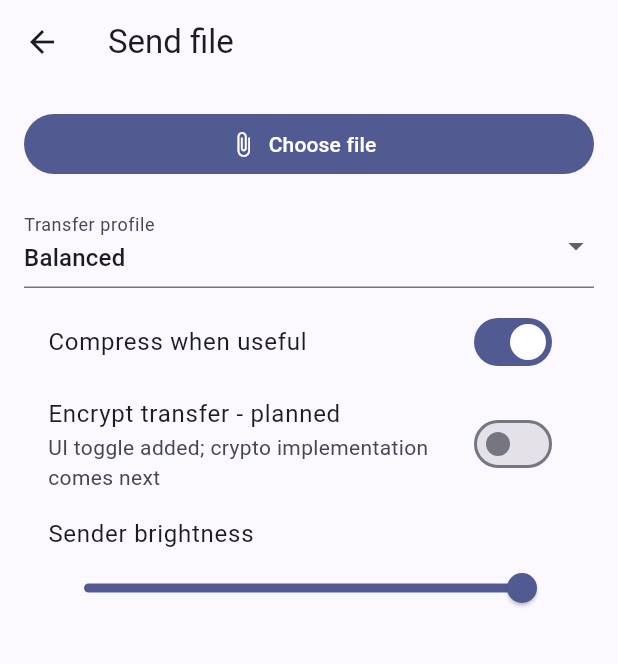
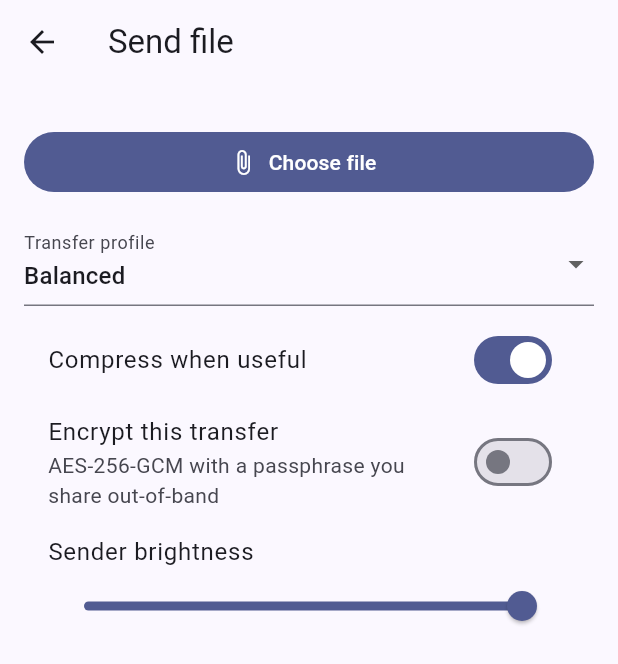
Before and after one commit to AvishkarKedar/qrdata, a Flutter app: the SendScreen screen opened directly, on a phone screen of 412 x 824 dp. Shown: the top 664 px of the screen. Run offline on Flutter 3.47's test engine with Material 3 defaults, Android fonts, the phone set to English and light mode, and no system bars; our stand-ins replace file_picker, qr_flutter, wakelock_plus; missing offline and left inert: cryptography, desktop_drop, mobile_scanner.

Commit message:
Add passphrase UI, keep-awake, and retransmission QR to send/receive screens

```diff
--- a/lib/screens/send_screen.dart
+++ b/lib/screens/send_screen.dart
@@ -7,6 +7,7 @@ import 'package:flutter/foundation.dart';
 import 'package:flutter/material.dart';
 import 'package:mime/mime.dart';
 import 'package:qr_flutter/qr_flutter.dart';
+import 'package:wakelock_plus/wakelock_plus.dart';
 
 import '../transfer/qr_encoder.dart';
 import '../transfer/transfer_estimator.dart';
@@ -22,6 +23,7 @@ class SendScreen extends StatefulWidget {
 
 class _SendScreenState extends State<SendScreen> {
   final fpsOptions = const [10, 15, 30, 60, 90, 120];
+  final passphraseController = TextEditingController();
   int fps = 15;
   TransferProfile profile = TransferProfile.balanced;
   List<String> frames = [];
@@ -33,11 +35,14 @@ class _SendScreenState extends State<SendScreen> {
   bool isDragging = false;
   bool compress = true;
   bool encrypt = false;
+  bool encoding = false;
   double brightness = 1.0;
 
   @override
   void dispose() {
     timer?.cancel();
+    passphraseController.dispose();
+    WakelockPlus.disable();
     super.dispose();
   }
 
@@ -50,11 +55,28 @@ class _SendScreenState extends State<SendScreen> {
   Future<void> loadDroppedFile(String path) async {
     final file = File(path);
     final bytes = await file.readAsBytes();
-    await loadPlatformFile(PlatformFile(name: path.split(Platform.pathSeparator).last, size: bytes.length, path: path, bytes: bytes));
+    await loadPlatformFile(PlatformFile(
+      name: path.split(Platform.pathSeparator).last,
+      size: bytes.length,
+      path: path,
+      bytes: bytes,
+    ));
   }
 
   Future<void> loadPlatformFile(PlatformFile file) async {
     final bytes = file.bytes ?? await File(file.path!).readAsBytes();
+
+    if (encrypt && passphraseController.text.isEmpty) {
+      setState(() {
+        selectedFile = file;
+        selectedBytes = bytes;
+        frames = [];
+        estimate = null;
+      });
+      return;
+    }
+
+    setState(() => encoding = true);
     final mimeType = lookupMimeType(file.name, headerBytes: bytes) ?? 'application/octet-stream';
     final encoder = QRFileEncoder(
       chunkSize: profile.chunkSize,
@@ -62,13 +84,20 @@ class _SendScreenState extends State<SendScreen> {
       encrypted: encrypt,
       compressed: compress && _shouldCompress(mimeType),
     );
-    final transfer = encoder.encodeFile(fileName: file.name, mimeType: mimeType, bytes: bytes);
+    final transfer = await encoder.encodeFile(
+      fileName: file.name,
+      mimeType: mimeType,
+      bytes: bytes,
+      passphrase: encrypt ? passphraseController.text : null,
+    );
 
+    if (!mounted) return;
     setState(() {
       selectedFile = file;
       selectedBytes = bytes;
       frames = transfer.frames;
       frameIndex = 0;
+      encoding = false;
       estimate = TransferEstimator.estimate(
         fileSizeBytes: bytes.length,
         frameCount: transfer.frames.length,
@@ -85,6 +114,7 @@ class _SendScreenState extends State<SendScreen> {
 
   void start() {
     if (frames.isEmpty) return;
+    WakelockPlus.enable();
     timer?.cancel();
     final intervalMs = (1000 / fps).round().clamp(8, 1000);
     timer = Timer.periodic(Duration(milliseconds: intervalMs), (_) {
@@ -95,6 +125,7 @@ class _SendScreenState extends State<SendScreen> {
   void stop() {
     timer?.cancel();
     timer = null;
+    WakelockPlus.disable();
     setState(() {});
   }
 
@@ -102,6 +133,8 @@ class _SendScreenState extends State<SendScreen> {
   Widget build(BuildContext context) {
     final currentFrame = frames.isEmpty ? null : frames[frameIndex];
     final isWindows = !kIsWeb && Platform.isWindows;
+    final needsPassphrase = encrypt && passphraseController.text.isEmpty && selectedFile != null;
+
     final content = ListView(
       padding: const EdgeInsets.all(16),
       children: [
@@ -113,6 +146,7 @@ class _SendScreenState extends State<SendScreen> {
               child: Center(child: Text('Drag and drop a file here, or use Choose file')),
             ),
           ),
+        const SizedBox(height: 12),
         FilledButton.icon(onPressed: pickFile, icon: const Icon(Icons.attach_file), label: const Text('Choose file')),
         const SizedBox(height: 16),
         DropdownButtonFormField<TransferProfile>(
@@ -129,10 +163,54 @@ class _SendScreenState extends State<SendScreen> {
           },
         ),
         const SizedBox(height: 8),
-        SwitchListTile(title: const Text('Compress when useful'), value: compress, onChanged: (v) => setState(() => compress = v)),
-        SwitchListTile(title: const Text('Encrypt transfer - planned'), subtitle: const Text('UI toggle added; crypto implementation comes next'), value: encrypt, onChanged: (v) => setState(() => encrypt = v)),
-        ListTile(title: const Text('Sender brightness'), subtitle: Slider(value: brightness, min: 0.4, max: 1.0, onChanged: (v) => setState(() => brightness = v))),
-        if (selectedFile != null) ...[
+        SwitchListTile(
+          title: const Text('Compress when useful'),
+          value: compress,
+          onChanged: (v) {
+            setState(() => compress = v);
+            if (selectedFile != null) loadPlatformFile(selectedFile!);
+          },
+        ),
+        SwitchListTile(
+          title: const Text('Encrypt this transfer'),
+          subtitle: const Text('AES-256-GCM with a passphrase you share out-of-band'),
+          value: encrypt,
+          onChanged: (v) {
+            setState(() => encrypt = v);
+            if (selectedFile != null) loadPlatformFile(selectedFile!);
+          },
+        ),
+        if (encrypt)
+          Padding(
+            padding: const EdgeInsets.only(bottom: 12),
+            child: Row(
+              children: [
+                Expanded(
+                  child: TextField(
+                    controller: passphraseController,
+                    obscureText: true,
+                    decoration: const InputDecoration(labelText: 'Passphrase'),
+                  ),
+                ),
+                const SizedBox(width: 8),
+                FilledButton(
+                  onPressed: selectedFile == null ? null : () => loadPlatformFile(selectedFile!),
+                  child: const Text('Apply'),
+                ),
+              ],
+            ),
+          ),
+        ListTile(
+          title: const Text('Sender brightness'),
+          subtitle: Slider(value: brightness, min: 0.4, max: 1.0, onChanged: (v) => setState(() => brightness = v)),
+        ),
+        if (encoding) const Center(child: Padding(padding: EdgeInsets.all(16), child: CircularProgressIndicator())),
+        if (needsPassphrase)
+          const Padding(
+            padding: EdgeInsets.symmetric(vertical: 8),
+            child: Text('Enter a passphrase and press Apply to generate encrypted QR frames.'),
+          ),
+        if (selectedFile != null && frames.isNotEmpty) ...[
           Text('File: ${selectedFile!.name}'),
           Text('Size: ${selectedFile!.size} bytes'),
           const SizedBox(height: 8),
@@ -146,12 +224,18 @@ class _SendScreenState extends State<SendScreen> {
               if (value == null) return;
               setState(() {
                 fps = value;
-                estimate = TransferEstimator.estimate(fileSizeBytes: selectedFile!.size, frameCount: frames.length, fps: fps, loopRedundancy: profile.loopRedundancy);
+                estimate = TransferEstimator.estimate(
+                  fileSizeBytes: selectedFile!.size,
+                  frameCount: frames.length,
+                  fps: fps,
+                  loopRedundancy: profile.loopRedundancy,
+                );
               });
             },
           ),
           const SizedBox(height: 8),
-          if (estimate != null) Text('Estimated transfer: ${estimate!.humanTime} (${frames.length} frames x ${profile.loopRedundancy} loops)'),
+          if (estimate != null)
+            Text('Estimated transfer: ${estimate!.humanTime} (${frames.length} frames x ${profile.loopRedundancy} loops)'),
           const SizedBox(height: 16),
           Center(
             child: currentFrame == null
@@ -171,7 +255,7 @@ class _SendScreenState extends State<SendScreen> {
             Expanded(child: OutlinedButton(onPressed: stop, child: const Text('Stop'))),
           ]),
           const SizedBox(height: 12),
-          const Text('Privacy warning: QR frames are visible. Anyone with a camera can capture them. Use encryption before sensitive transfers.'),
+          const Text('Privacy warning: QR frames are visible to any camera pointed at the screen. Turn on encryption before sending sensitive files.'),
         ],
       ],
     );
```
Also changed, not shown: lib/screens/receive_screen.dart (+86 -13 lines).
